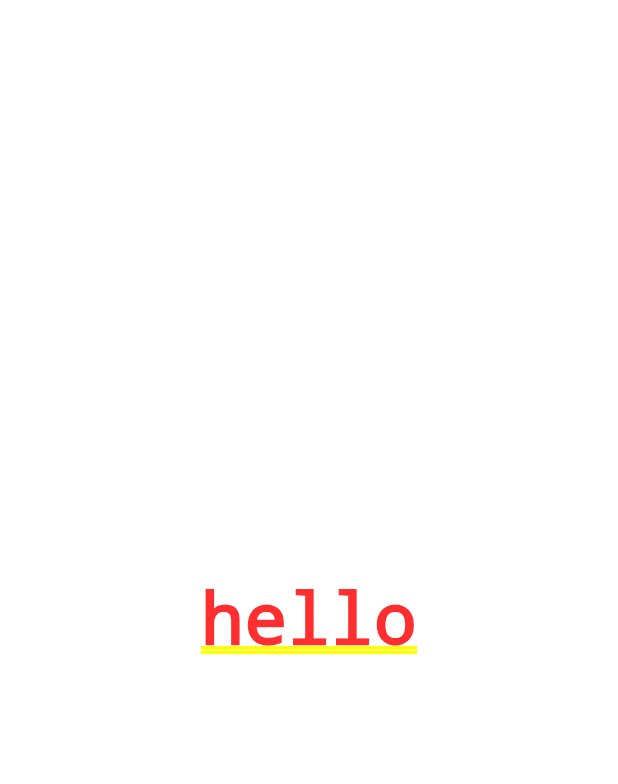
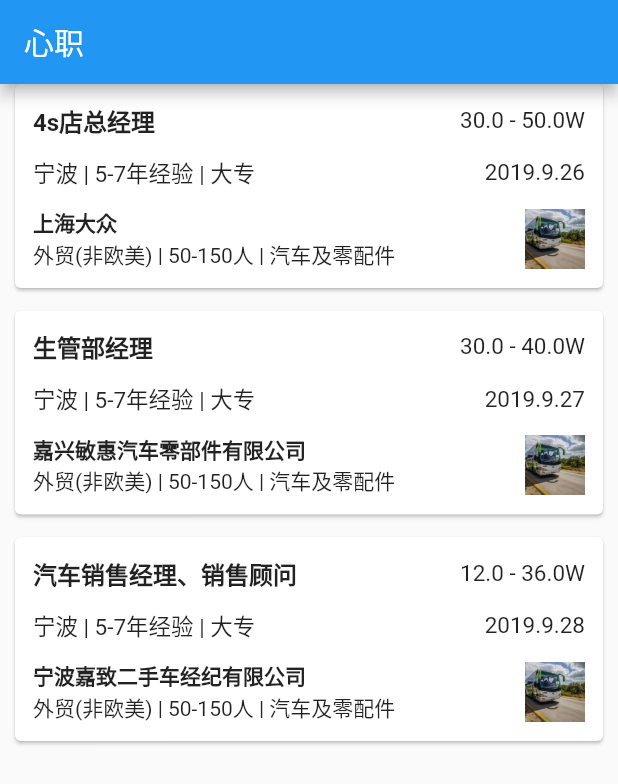
Before and after one commit to coolHt/Family-Union, a Flutter app: the screen it shows after launch, on a phone screen of 412 x 824 dp. Shown: the top 784 px of the screen. Run offline on Flutter 3.47's test engine with Material 2 defaults, Android fonts, the phone set to English and light mode, and no system bars.

Commit message:
职位列表

```diff
--- /dev/null
+++ b/xz_application/lib/company/company-list.dart
@@ -0,0 +1,18 @@
+import 'package:flutter/material.dart';
+
+//职位列表容器
+class CompanyListContainer extends StatelessWidget{
+  @override
+  Widget build(BuildContext context){
+    return ListView();
+  }
+}
+
+class CompanyList extends StatelessWidget{
+  @override
+  Widget build(BuildContext context){
+    return Container(
+
+    );
+  }
+}
--- /dev/null
+++ b/xz_application/lib/job/job-list.dart
@@ -0,0 +1,102 @@
+import 'package:flutter/material.dart';
+import 'dart:convert';
+
+//职位列表容器
+class JobListContainer extends StatelessWidget{
+  @override
+  Widget build(BuildContext context){
+    var rawJson1 = '{ "companyName": "上海大众", "jobName": "4s店总经理", "salary": "30.0 - 50.0W","date": "2019.9.26"}';
+    var rawJson2 = '{ "companyName": "嘉兴敏惠汽车零部件有限公司", "jobName": "生管部经理", "salary": "30.0 - 40.0W","date": "2019.9.27"}';
+    var rawJson3 = '{ "companyName": "宁波嘉致二手车经纪有限公司", "jobName": "汽车销售经理、销售顾问", "salary": "12.0 - 36.0W","date": "2019.9.28"}';
+    List lists = [
+      json.decode(rawJson1),//json 转回的是map类型
+      json.decode(rawJson2),
+      json.decode(rawJson3)
+    ];
+
+    return ListView.builder(
+      itemCount: lists.length,
+      itemBuilder: (BuildContext context, int index){
+        return jobList(lists[index]);
+      }
+    );
+  }
+}
+//单个职位
+Card jobList(Map data){
+    return Card(
+      margin: EdgeInsets.fromLTRB(10.0, 0, 10.0, 15.0),
+      child: Padding(
+        padding: EdgeInsets.all(12.0),
+        child: Column(
+          children: <Widget>[
+            Container(
+              margin: EdgeInsets.only(bottom: 12.0),
+              child: Row(
+                mainAxisAlignment: MainAxisAlignment.spaceBetween,
+                children: <Widget>[
+                  Text(
+                    data['jobName'],
+                    style: TextStyle(
+                      fontWeight: FontWeight.bold,
+                      fontSize: 16.0
+                    )
+                  ),
+                  Text(
+                    data['salary'],
+                    style:TextStyle(fontSize: 15.0)
+                  ),
+                ],
+              ),
+            ),
+            Container(
+              margin: EdgeInsets.only(bottom: 12.0),
+              child: Row(
+                mainAxisAlignment: MainAxisAlignment.spaceBetween,
+                children: <Widget>[
+                  Text(
+                    '宁波 | 5-7年经验 | 大专',
+                    style: TextStyle(
+                      fontSize: 15.0
+                    )
+                  ),
+                  Text(
+                    data['date'],
+                    style:TextStyle(fontSize: 15.0)
+                  ),
+                ],
+              )
+            ),
+            Row(
+              mainAxisAlignment: MainAxisAlignment.spaceBetween,
+              children: <Widget>[
+                Column(
+                  crossAxisAlignment: CrossAxisAlignment.start,
+                  children: <Widget>[
+                    Text(
+                      data['companyName'],
+                      style: TextStyle(
+                        fontWeight: FontWeight.bold
+                      )
+                    ),
+                    Row(
+                      children: <Widget>[
+                        Text('外贸(非欧美) | '),
+                        Text('50-150人 | '),
+                        Text('汽车及零配件'),
+                      ],
+                    )
+                  ]
+                ),
+                Image(
+                  width: 40.0,
+                  image: AssetImage('images/job.jpg'),
+                )
+              ]
+            )
+          ],
+        )
+      )
+    );
+
+}
--- a/xz_application/lib/main.dart
+++ b/xz_application/lib/main.dart
@@ -1,4 +1,6 @@
 import 'package:flutter/material.dart';
+//职位列表
+import './job/job-list.dart' as Jobs;
 
 void main() => runApp(MyApp());
 
@@ -11,8 +13,13 @@ class MyApp extends StatelessWidget {
       theme: ThemeData(
         primarySwatch: Colors.blue,
       ),
-      home: Center(
-        child: Text('hello'),
+      home: Scaffold(
+        appBar: AppBar(
+          title: Text('心职')
+        ),
+        body: Container(
+          child: Jobs.JobListContainer()
+        )
       )
     );
   }
--- a/xz_application/pubspec.yaml
+++ b/xz_application/pubspec.yaml
@@ -39,6 +39,8 @@ flutter:
   # included with your application, so that you can use the icons in
   # the material Icons class.
   uses-material-design: true
+  assets:
+    - images/job.jpg
 
   # To add assets to your application, add an assets section, like this:
   # assets:
```
Also changed, not shown: xz_application/images/job.jpg (added).
